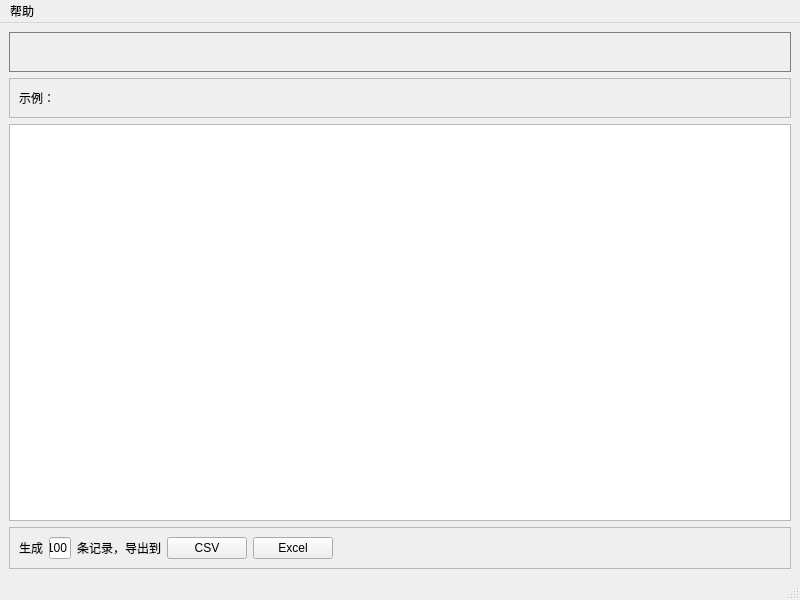
The window that client.ui (xihuyu20000/FakeData) describes before a commit, drawn with Qt 5.
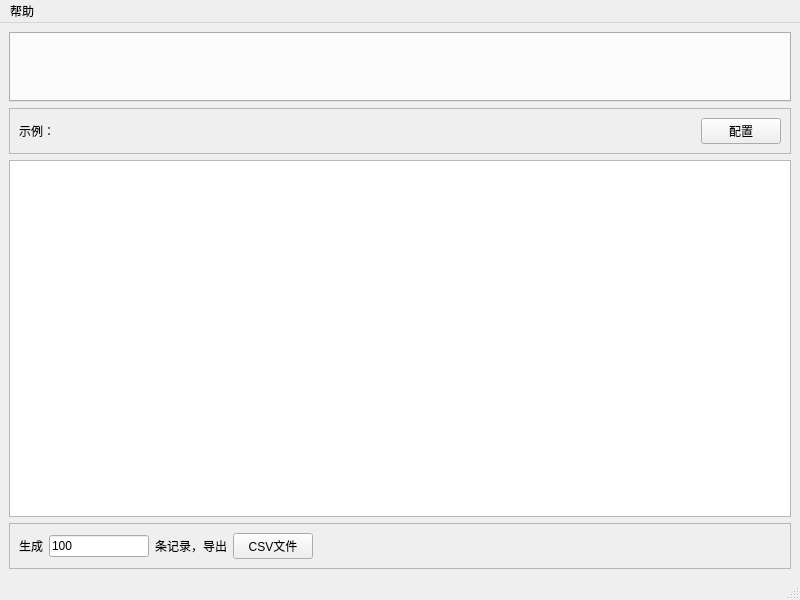
The same window after the commit. Custom widgets are drawn as their Qt base class.

```diff
--- a/client.ui
+++ b/client.ui
@@ -16,31 +16,13 @@
   <widget class="QWidget" name="centralwidget">
    <layout class="QVBoxLayout" name="verticalLayout">
     <item>
-     <widget class="QFrame" name="frame_btnbar">
-      <property name="styleSheet">
-       <string notr="true">QFrame { border:1px solid gray;} </string>
+     <widget class="QTabWidget" name="tabWidget">
+      <property name="maximumSize">
+       <size>
+        <width>16777215</width>
+        <height>70</height>
+       </size>
       </property>
-      <property name="frameShape">
-       <enum>QFrame::Shape::StyledPanel</enum>
-      </property>
-      <property name="frameShadow">
-       <enum>QFrame::Shadow::Raised</enum>
-      </property>
-      <layout class="QHBoxLayout" name="horizontalLayout">
-       <item>
-        <spacer name="horizontalSpacer">
-         <property name="orientation">
-          <enum>Qt::Orientation::Horizontal</enum>
-         </property>
-         <property name="sizeHint" stdset="0">
-          <size>
-           <width>759</width>
-           <height>20</height>
-          </size>
-         </property>
-        </spacer>
-       </item>
-      </layout>
      </widget>
     </item>
     <item>
@@ -85,6 +67,13 @@
          </property>
         </spacer>
        </item>
+       <item>
+        <widget class="QPushButton" name="btn_config">
+         <property name="text">
+          <string>配置</string>
+         </property>
+        </widget>
+       </item>
       </layout>
      </widget>
     </item>
@@ -109,6 +98,18 @@
        </item>
        <item>
         <widget class="QLineEdit" name="lineEdit_count">
+         <property name="minimumSize">
+          <size>
+           <width>100</width>
+           <height>0</height>
+          </size>
+         </property>
+         <property name="maximumSize">
+          <size>
+           <width>100</width>
+           <height>16777215</height>
+          </size>
+         </property>
          <property name="text">
           <string>100</string>
          </property>
@@ -117,21 +118,14 @@
        <item>
         <widget class="QLabel" name="label_3">
          <property name="text">
-          <string>条记录，导出到</string>
+          <string>条记录，导出</string>
          </property>
         </widget>
        </item>
        <item>
         <widget class="QPushButton" name="btn_export_csv">
          <property name="text">
-          <string>CSV</string>
-         </property>
-        </widget>
-       </item>
-       <item>
-        <widget class="QPushButton" name="btn_export_excel">
-         <property name="text">
-          <string>Excel</string>
+          <string>CSV文件</string>
          </property>
         </widget>
        </item>
@@ -183,6 +177,11 @@
    <extends>QTableWidget</extends>
    <header>util.h</header>
   </customwidget>
+  <customwidget>
+   <class>ExampleLabel</class>
+   <extends>QLabel</extends>
+   <header>util.h</header>
+  </customwidget>
  </customwidgets>
  <resources/>
  <connections/>
```
Left out of the diff: 8 changed lines with no effect on the pictures.
